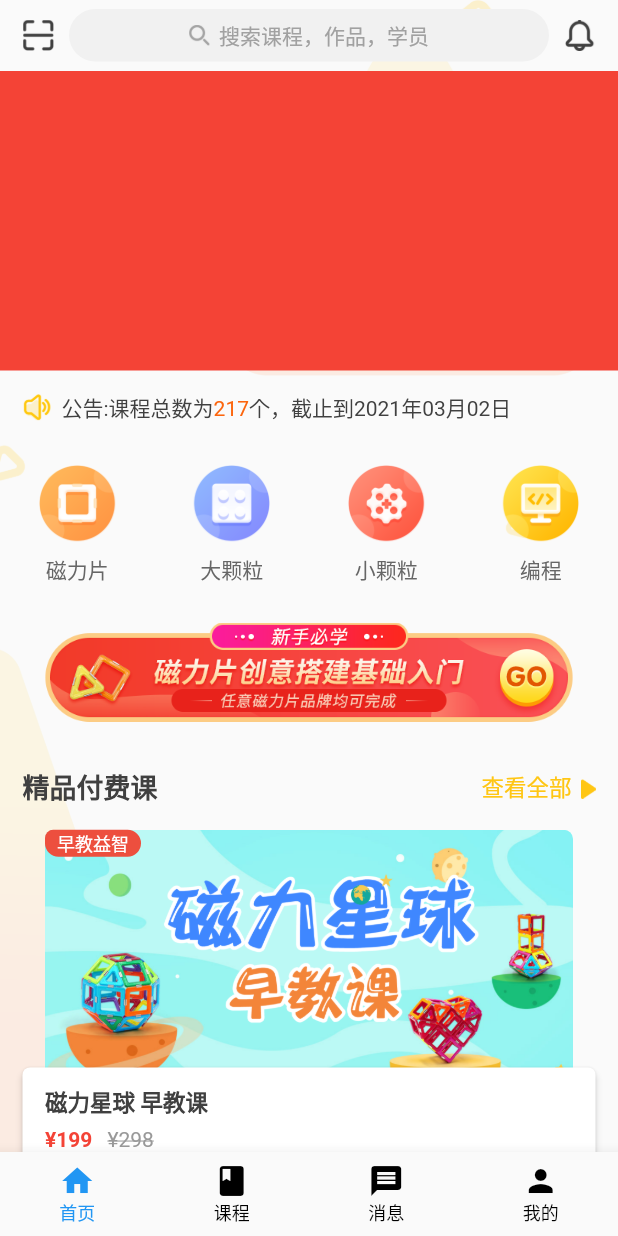
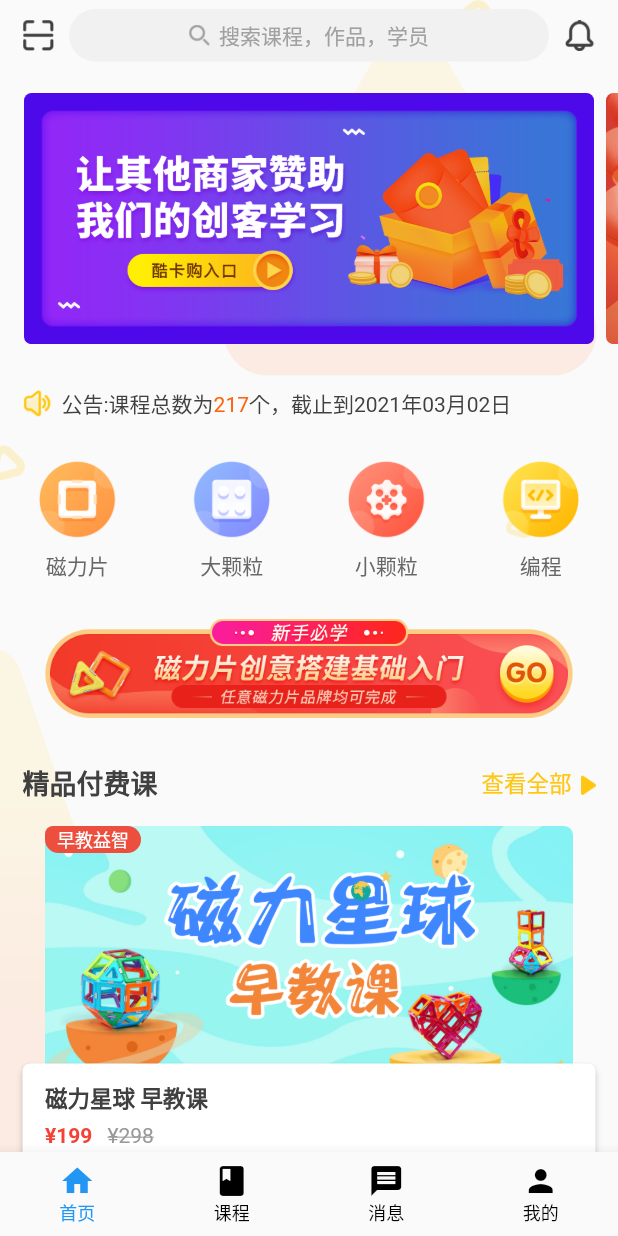
Before and after one commit to suzhonxia/flutter_demo, a Flutter app: the screen it shows after launch, on a phone screen of 412 x 824 dp. Run offline on Flutter 3.47's test engine with Material 2 defaults, Android fonts, the light colour scheme and no system bars; our stand-ins replace date_format, flutter_easyrefresh.

Commit message:
Modify #轮播图基础UI

```diff
--- a/lib/page/homePage.dart
+++ b/lib/page/homePage.dart
@@ -166,9 +166,35 @@ class _HomePageState extends State<HomePage> {
   }
 
   Widget _createBanner() {
+    var size = 5;
+    var space = 16.0;
+    var item = (int index, String cover) {
+      return Container(
+        margin: EdgeInsets.only(
+          left: index == 0 ? space : space / 2,
+          right: index == size - 1 ? space : 0,
+        ),
+        child: ClipRRect(
+          borderRadius: BorderRadius.circular(5),
+          child: Image.asset(cover, width: ScreenSize.getScreenWidth(context) - space * 2),
+        ),
+      );
+    };
+
     return Container(
-      height: 200,
-      color: Colors.red,
+      padding: EdgeInsets.symmetric(vertical: 15),
+      child: SingleChildScrollView(
+        scrollDirection: Axis.horizontal,
+        child: Row(
+          children: [
+            item(0, R.assetsImgImgBanner1),
+            item(1, R.assetsImgImgBanner2),
+            item(2, R.assetsImgImgBanner1),
+            item(3, R.assetsImgImgBanner2),
+            item(4, R.assetsImgImgBanner1),
+          ],
+        ),
+      ),
     );
   }
 
```
